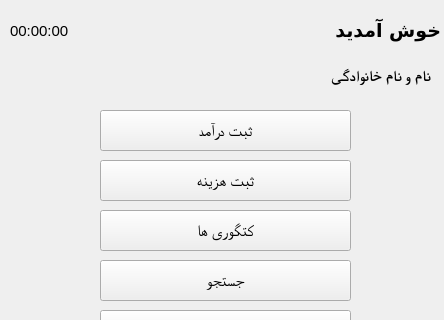
First picture: the form in Main_page/mainwindow.ui, repository PMahdiDehghaniP/MA_AP_Project, before the edit; both pictures show x 0 to 444 and y 0 to 320 of the 444 by 508 pixel window.
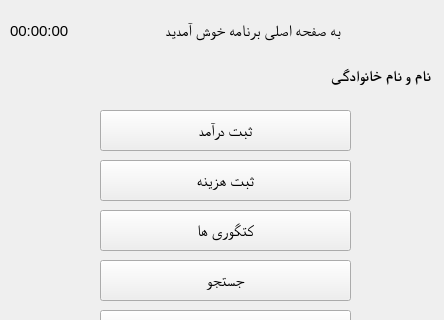
Second picture: the form after the edit.

Diff of the .ui file:
```diff
--- a/Main_page/mainwindow.ui
+++ b/Main_page/mainwindow.ui
@@ -35,22 +35,22 @@
    <widget class="QLabel" name="welcome_text">
     <property name="geometry">
      <rect>
-      <x>320</x>
+      <x>110</x>
       <y>0</y>
-      <width>121</width>
+      <width>231</width>
       <height>61</height>
      </rect>
     </property>
     <property name="font">
      <font>
-      <family>Segoe UI Semibold</family>
-      <pointsize>14</pointsize>
-      <weight>75</weight>
-      <bold>true</bold>
+      <family>Times New Roman</family>
+      <pointsize>12</pointsize>
+      <weight>50</weight>
+      <bold>false</bold>
      </font>
     </property>
     <property name="text">
-     <string>خوش آمدید</string>
+     <string>به صفحه اصلی برنامه خوش آمدید</string>
     </property>
    </widget>
    <widget class="QLabel" name="userfullname">
```
